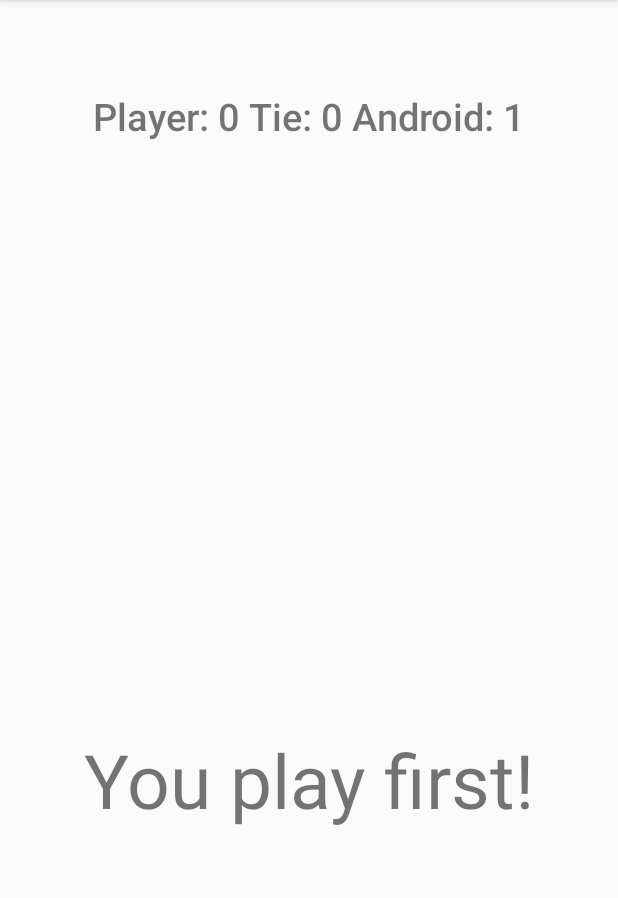
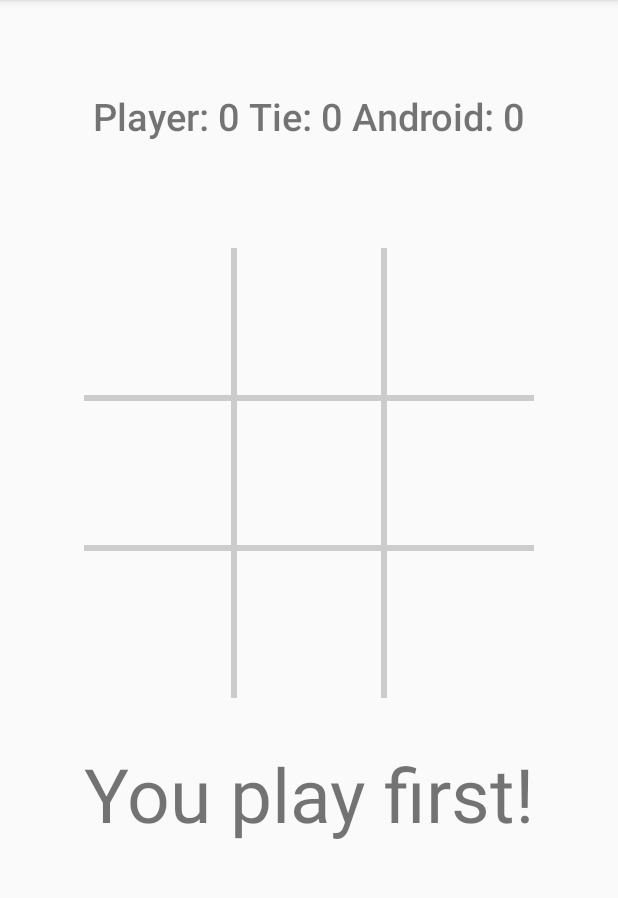
Before and after one commit to bjportelac/DADM_2023II, an Android app: the screen it shows after launch (MainActivity), in the options menu, after a tap on "New Game!", on a phone screen of 412 x 824 dp, the part 84-982 px from its top. Run offline under Robolectric (Android 15) with nearby library versions, the phone set to English and light mode, and no system bars.

Commit message:
Task 1: GridDraw
- Finished drawing the grid.

```diff
--- /dev/null
+++ b/app/src/main/java/com/dadm/tictactoeGame/BoardView.java
@@ -0,0 +1,90 @@
+package com.dadm.tictactoeGame;
+
+import android.content.Context;
+import android.graphics.Bitmap;
+import android.graphics.BitmapFactory;
+import android.graphics.Canvas;
+import android.graphics.Color;
+import android.graphics.Paint;
+import android.graphics.Rect;
+import android.util.AttributeSet;
+import android.view.View;
+
+
+public class BoardView extends View {
+
+    public static final int GRID_WIDTH = 6;
+    private Bitmap mHumanBitmap;
+    private Bitmap mComputerBitmap;
+    private Paint mPaint;
+    private TicTacToeGame mGame;
+
+    public void initialize(){
+        mPaint = new Paint(Paint.ANTI_ALIAS_FLAG);
+        mHumanBitmap = BitmapFactory.decodeResource(getResources(), 0);
+        mComputerBitmap = BitmapFactory.decodeResource(getResources(),1);
+    }
+
+    public BoardView(Context context){
+        super(context);
+        initialize();
+    }
+
+    public BoardView(Context context, AttributeSet attributeSet){
+        super(context,attributeSet);
+        initialize();
+    }
+
+    public BoardView(Context context, AttributeSet attributeSet, int defStyle){
+        super(context,attributeSet,defStyle);
+        initialize();
+    }
+
+    public void setGame(TicTacToeGame game){
+        mGame = game;
+    }
+
+    @Override
+    public void onDraw(Canvas canvas){
+        super.onDraw(canvas);
+
+        int boardWidth = getWidth();
+        int boardHeight = getHeight();
+
+        mPaint.setColor(Color.LTGRAY);
+        mPaint.setStrokeWidth(GRID_WIDTH);
+
+        int cellWidth = boardWidth/3;
+        canvas.drawLine(cellWidth, 0, cellWidth,boardHeight,mPaint);
+        canvas.drawLine(cellWidth*2, 0, cellWidth*2,boardHeight,mPaint);
+
+        int cellHeight = boardHeight/3;
+        canvas.drawLine(0,cellHeight,boardWidth,cellHeight,mPaint);
+        canvas.drawLine(0,cellHeight*2,boardWidth,cellHeight*2,mPaint);
+
+        for(int i = 0; i < TicTacToeGame.BOARD_SIZE; i++){
+            int col = i%3;
+            int row = i/3;
+
+            int left = col * cellWidth;
+            int top = row * cellHeight;
+            int right = left + cellWidth;
+            int bottom = top + cellHeight;
+
+            /*if(mGame != null && mGame.getBoardOccupant(i) == TicTacToeGame.HUMAN_PLAYER){
+                canvas.drawBitmap(mHumanBitmap,null,new Rect(left,top,right,bottom),null);
+            }else if(mGame != null && mGame.getBoardOccupant(i) == TicTacToeGame.COMPUTER_PLAYER){
+                canvas.drawBitmap(mHumanBitmap,null,new Rect(left,top,right,bottom),null);
+            }*/
+
+        }
+    }
+
+    public int getBoardCellWidth() {
+        return getWidth() / 3;
+    }
+
+    public int getBoardCellHeight() {
+        return getHeight() / 3;
+    }
+}
--- a/app/src/main/java/com/dadm/tictactoeGame/MainActivity.java
+++ b/app/src/main/java/com/dadm/tictactoeGame/MainActivity.java
@@ -24,7 +24,6 @@
     static final int DIALOG_ABOUT_ID = 2;
 
     private TicTacToeGame mGame;
-    private Button[] mBoardButtons;
     private TextView mInfoTextView;
     private TextView mScoreTextView;
     private int[] mScore;
@@ -35,18 +34,6 @@
         setContentView(R.layout.main_activity);
 
         mScore = new int[3];
-
-        mBoardButtons = new Button[TicTacToeGame.BOARD_SIZE];
-        mBoardButtons[0] = (Button) findViewById(R.id.one);
-        mBoardButtons[1] = (Button) findViewById(R.id.two);
-        mBoardButtons[2] = (Button) findViewById(R.id.three);
-        mBoardButtons[3] = (Button) findViewById(R.id.four);
-        mBoardButtons[4] = (Button) findViewById(R.id.five);
-        mBoardButtons[5] = (Button) findViewById(R.id.six);
-        mBoardButtons[6] = (Button) findViewById(R.id.seven);
-        mBoardButtons[7] = (Button) findViewById(R.id.eight);
-        mBoardButtons[8] = (Button) findViewById(R.id.nine);
-
         mInfoTextView = (TextView) findViewById(R.id.information);
         mScoreTextView = (TextView) findViewById(R.id.score);
         mGame = new TicTacToeGame();
@@ -157,22 +144,17 @@
 
     private void startNewGame(){
         mGame.clearBoard();
-        for (int i = 0; i < mBoardButtons.length; i++) {
-            mBoardButtons[i].setText("");
-            mBoardButtons[i].setEnabled(true);
-            mBoardButtons[i].setOnClickListener(new ButtonClickListener(i));
-        }
         mInfoTextView.setText(R.string.Human_turn);
     }
 
     private void setMove(char player, int location) {
         mGame.setMove(player, location);
-        mBoardButtons[location].setEnabled(false);
+        /*mBoardButtons[location].setEnabled(false);
         mBoardButtons[location].setText(String.valueOf(player));
         if (player == TicTacToeGame.HUMAN_PLAYER)
             mBoardButtons[location].setTextColor(Color.rgb(0, 200, 0));
         else
-            mBoardButtons[location].setTextColor(Color.rgb(200, 0, 0));
+            mBoardButtons[location].setTextColor(Color.rgb(200, 0, 0));*/
     }
 
     private class ButtonClickListener implements View.OnClickListener {
@@ -183,7 +165,7 @@
         }
 
         public void onClick(View view) {
-            if (mBoardButtons[location].isEnabled()) {
+            /*if (mBoardButtons[location].isEnabled()) {
                 setMove(TicTacToeGame.HUMAN_PLAYER, location);
 
                 int winner = mGame.checkForWinner();
@@ -210,40 +192,7 @@
                     mScore[2] = mScore[2] +1;
                     mScoreTextView.setText("Player: "+mScore[1]+" Tie: "+mScore[0]+" Android: "+mScore[2]);
                 }
-            }
+            }*/
         }
-
     }
-
-    /*public static class DifficultyDialog extends DialogFragment{
-
-        @NonNull
-        @Override
-        public Dialog onCreateDialog(@Nullable Bundle savedInstanceState) {
-
-            final CharSequence[] levels = {
-                    getResources().getString(R.string.dif_easy),
-                    getResources().getString(R.string.dif_hard),
-                    getResources().getString(R.string.dif_expert)};
-
-            int selected = mGame.getDifficultyLevel().ordinal();
-
-            return new AlertDialog.Builder(requireContext())
-                    .setTitle(getResources().getString(R.string.difficulty))
-                    .setCancelable(false)
-                    .setNegativeButton(getResources().getString(R.string.no),null)
-                    .setSingleChoiceItems(levels,selected, (dialogInterface, i) -> {
-                        if(i == 0){
-                            mGame.setDifficultyLevel(TicTacToeGame.DifficultyLevel.Easy);
-                        } else if (i == 1){
-                            mGame.setDifficultyLevel(TicTacToeGame.DifficultyLevel.Hard);
-                        }else{
-                            mGame.setDifficultyLevel(TicTacToeGame.DifficultyLevel.Expert);
-                        }
-
-                        Toast.makeText(getApplicationContext(),levels[i],Toast.LENGTH_SHORT).show();
-                    })
-                    .create();
-        }
-    }*/
 }
--- a/app/src/main/res/layout/main_activity.xml
+++ b/app/src/main/res/layout/main_activity.xml
@@ -24,55 +24,15 @@
             android:textSize="25sp" />
     </RelativeLayout>
 
-    <TableLayout android:id="@+id/play_grid"
-        android:layout_width="wrap_content"
-        android:layout_height="wrap_content"
-        android:layout_marginTop="5dp"
-        android:layout_marginBottom="5dp">
-
-        <TableRow android:layout_gravity="center_horizontal">
-            <Button android:id="@+id/one" android:layout_width="100dp"
-                android:layout_height="100dp" android:text="@string/One" android:textSize="70sp"
-                style="?android:attr/buttonBarButtonStyle" />
-            <Button android:id="@+id/two" android:layout_width="100dp"
-                android:layout_height="100dp" android:text="@string/Two" android:textSize="70sp"
-                style="?android:attr/buttonBarButtonStyle" />
-            <Button android:id="@+id/three" android:layout_width="100dp"
-                android:layout_height="100dp" android:text="@string/Three" android:textSize="70sp"
-                style="?android:attr/buttonBarButtonStyle" />
-        </TableRow>
-
-        <TableRow android:layout_gravity="center_horizontal">
-            <Button android:id="@+id/four" android:layout_width="100dp"
-                android:layout_height="100dp" android:text="@string/Four" android:textSize="70sp"
-                style="?android:attr/buttonBarButtonStyle" />
-            <Button android:id="@+id/five" android:layout_width="100dp"
-                android:layout_height="100dp" android:text="@string/Five" android:textSize="70sp"
-                style="?android:attr/buttonBarButtonStyle" />
-            <Button android:id="@+id/six" android:layout_width="100dp"
-                android:layout_height="100dp" android:text="@string/Six" android:textSize="70sp"
-                style="?android:attr/buttonBarButtonStyle" />
-        </TableRow>
-
-        <TableRow android:layout_gravity="center_horizontal">
-            <Button android:id="@+id/seven" android:layout_width="100dp"
-                android:layout_height="100dp" android:text="@string/Seven" android:textSize="70sp"
-                style="?android:attr/buttonBarButtonStyle" />
-            <Button android:id="@+id/eight" android:layout_width="100dp"
-                android:layout_height="100dp" android:text="@string/Eight" android:textSize="70sp"
-                style="?android:attr/buttonBarButtonStyle" />
-            <Button android:id="@+id/nine" android:layout_width="100dp"
-                android:layout_height="100dp" android:text="@string/Nine" android:textSize="70sp"
-                style="?android:attr/buttonBarButtonStyle" />
-        </TableRow>
-
-    </TableLayout>
+    <com.dadm.tictactoeGame.BoardView android:id="@+id/play_grid"
+        android:layout_width="300dp"
+        android:layout_height="300dp"
+        android:layout_margin="10dp"
+        android:layout_gravity="center"/>
 
     <TextView android:id="@+id/information"
         android:layout_width="fill_parent" android:gravity="center_horizontal"
         android:layout_height="wrap_content" android:textSize="50sp"
         android:text="@string/information_space" android:layout_margin="20dp"/>
 
-
-
 </LinearLayout>
```
Also changed, not shown: app/src/main/res/drawable/o_asset.png (added), app/src/main/res/drawable/x_asset.png (added).
